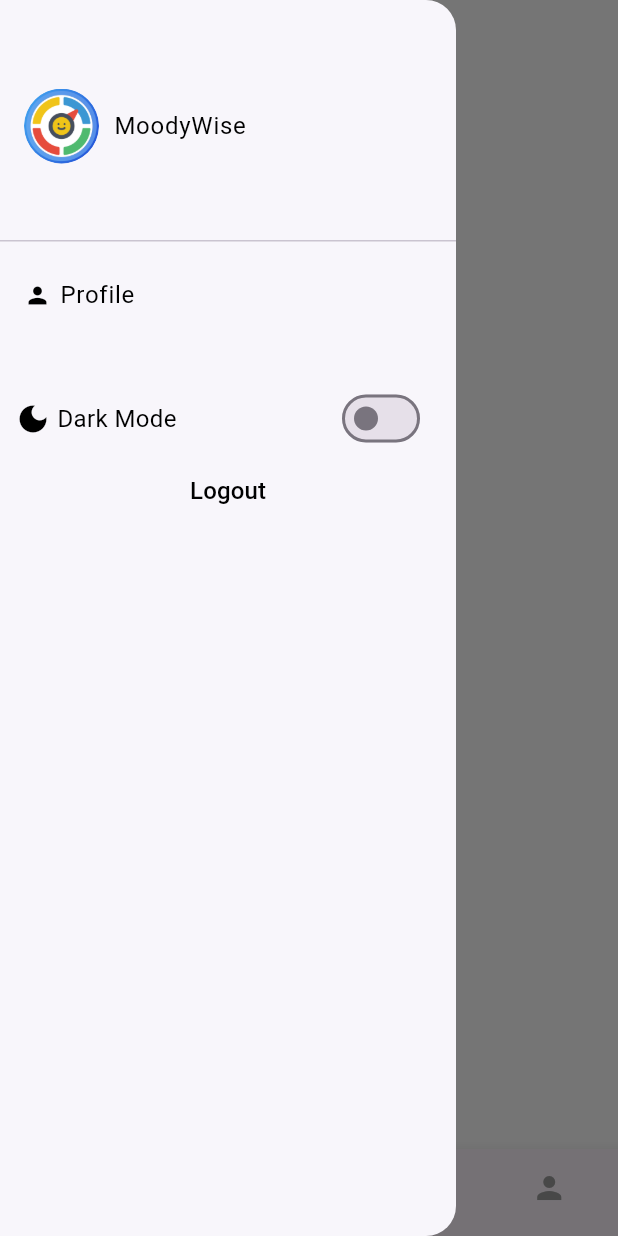
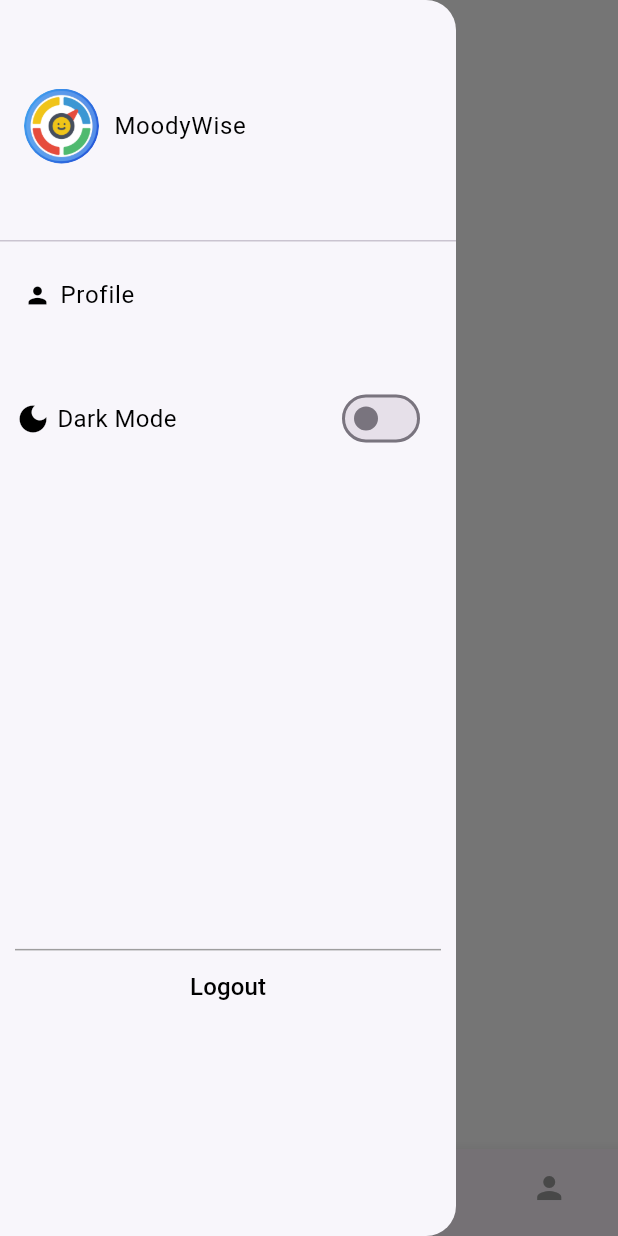
Before and after one commit to mervenurtopcu/mood_based_suggestions, a Flutter app: the screen it shows once a user with an empty profile is signed in, after a tap on the "menu" icon, on a phone screen of 412 x 824 dp. Run offline on Flutter 3.47's test engine with Material 2 defaults, Android fonts, the phone set to English and light mode, and no system bars; our stand-ins replace cloud_firestore, email_validator, equatable, firebase_auth, firebase_core, firebase_storage and 4 more; accounts and stored records are empty; network calls fail.

Commit message:
drawer is updated

```diff
--- a/lib/product/app_states/drawer_menu.dart
+++ b/lib/product/app_states/drawer_menu.dart
@@ -79,6 +79,14 @@ class SideMenu extends ConsumerWidget {
               ],
            ),
          ),
+          SizedBox(height: MediaQuery.of(context).size.height * 0.4,),
+          const Divider(
+            color: ColorConstants.grey,
+            height: 1,
+            thickness: 1,
+            indent: 10,
+            endIndent: 10,
+          ),
           TextButton(onPressed: (){
             FirebaseAuth.instance.signOut();
             Navigator.pop(context);
--- a/lib/product/theme/dark_theme.dart
+++ b/lib/product/theme/dark_theme.dart
@@ -20,7 +20,7 @@ class DarkTheme {
       ),
       systemOverlayStyle: SystemUiOverlayStyle(
         statusBarColor: ColorConstants.transparent,
-        statusBarIconBrightness: Brightness.dark,
+        statusBarIconBrightness: Brightness.light,
       ),
     ),
     bottomNavigationBarTheme: const BottomNavigationBarThemeData(
```
